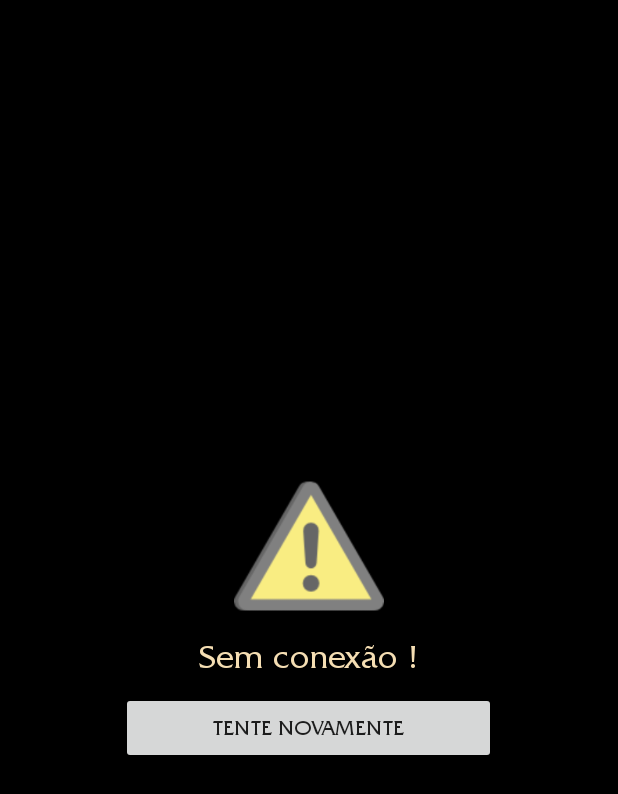
After one commit to wellyogui/LolGuide, an Android app: the NoConnection screen opened directly, with no data from a screen before it, on a phone screen of 412 x 824 dp. The commit adds this screen. Shown: the top 794 px of the screen. Run offline under Robolectric (Android 15) with nearby library versions, the phone set to English and light mode, and no system bars; our stand-ins replace ButterKnife.

Commit message:
Tela de sem conexão completa, salvando skin completa, falta alterar as fontes das Strings e TextViews

```diff
--- a/app/build.gradle
+++ b/app/build.gradle
@@ -44,6 +44,8 @@ dependencies {
     compile 'com.android.support:appcompat-v7:25.1.0'
     compile 'com.android.support:support-v4:25.1.0'
     compile 'com.android.support.constraint:constraint-layout:1.0.0-beta4'
+    compile 'com.google.firebase:firebase-messaging:10.0.1'
+    compile 'junit:junit:4.12'
     testCompile 'junit:junit:4.12'
 }
 
--- a/app/src/main/java/com/example/wellington/lolguide/view/ui/MainActivity.java
+++ b/app/src/main/java/com/example/wellington/lolguide/view/ui/MainActivity.java
@@ -1,6 +1,7 @@
 package com.example.wellington.lolguide.view.ui;
 
 import android.content.Intent;
+import android.graphics.Typeface;
 import android.os.Bundle;
 import android.support.design.widget.TabLayout;
 import android.support.v4.app.ActivityOptionsCompat;
@@ -62,6 +63,8 @@ public class MainActivity extends AppCompatActivity implements SearchView.OnQuer
 
         setTabs();
 
+        Typeface type = Typeface.createFromAsset(getAssets(), "fonts/FrizQuadrata.ttf");
+
         fab.setOnMenuButtonClickListener(new View.OnClickListener() {
             @Override
             public void onClick(View v) {
@@ -79,7 +82,7 @@ public class MainActivity extends AppCompatActivity implements SearchView.OnQuer
             }
         });
 
-        mAdView = (AdView) findViewById(R.id.adView);
+        mAdView = (AdView) findViewById(R.id.adViewSkin);
         AdRequest adRequest = new AdRequest.Builder().build();
         mAdView.loadAd(adRequest);
     }
@@ -204,7 +207,6 @@ public class MainActivity extends AppCompatActivity implements SearchView.OnQuer
 
         searchView.setQueryHint(getResources().getString(R.string.hintSearchMess));
 
-
         searchView.setOnQueryTextListener(this);
 
         searchView.setOnSearchClickListener(new View.OnClickListener() {
--- /dev/null
+++ b/app/src/main/java/com/example/wellington/lolguide/view/ui/NoConnection.java
@@ -0,0 +1,65 @@
+package com.example.wellington.lolguide.view.ui;
+
+import android.content.Context;
+import android.content.Intent;
+import android.graphics.Typeface;
+import android.net.ConnectivityManager;
+import android.net.NetworkInfo;
+import android.os.Bundle;
+import android.support.v7.app.AppCompatActivity;
+import android.widget.Button;
+import android.widget.TextView;
+import android.widget.Toast;
+
+import com.example.wellington.lolguide.R;
+import com.example.wellington.lolguide.view.ui.fragment.ChampionFragment;
+
+import butterknife.Bind;
+import butterknife.ButterKnife;
+import butterknife.OnClick;
+
+
+public class NoConnection extends AppCompatActivity {
+
+    @Bind(R.id.tvWarning)
+    TextView tvWarning;
+    @Bind(R.id.btnTryAgain)
+    Button btn;
+
+    @Override
+    protected void onCreate(Bundle savedInstanceState) {
+        super.onCreate(savedInstanceState);
+        setContentView(R.layout.activity_no_connection);
+        ButterKnife.bind(this);
+
+        Typeface type = Typeface.createFromAsset(getAssets(), "fonts/FrizQuadrata.ttf");
+        tvWarning.setTypeface(type);
+
+        btn.setTypeface(type);
+
+    }
+
+    public void getConnection() {
+        ConnectivityManager cm = (ConnectivityManager) getSystemService(Context.CONNECTIVITY_SERVICE);
+        NetworkInfo ni = cm.getActiveNetworkInfo();
+
+        if (ni == null) {
+            Toast.makeText(getApplicationContext(), "Sem Conexão", Toast.LENGTH_LONG).show();
+        } else {
+            Intent intent = new Intent(getApplicationContext(), MainActivity.class);
+            startActivityForResult(intent, RESULT_OK);
+            finish();
+        }
+
+    }
+
+
+    @OnClick(R.id.btnTryAgain)
+    public void onRetryClick() {
+
+        getConnection();
+
+
+    }
+
+}
--- /dev/null
+++ b/app/src/main/res/layout/activity_no_connection.xml
@@ -0,0 +1,42 @@
+<?xml version="1.0" encoding="utf-8"?>
+<RelativeLayout xmlns:android="http://schemas.android.com/apk/res/android"
+    xmlns:app="http://schemas.android.com/apk/res-auto"
+    xmlns:tools="http://schemas.android.com/tools"
+    android:layout_width="match_parent"
+    android:layout_height="match_parent"
+    android:background="#000000"
+    tools:context="com.example.wellington.lolguide.view.ui.NoConnection">
+
+    <LinearLayout
+        android:layout_width="match_parent"
+        android:layout_height="match_parent"
+        android:gravity="center"
+        android:orientation="vertical">
+
+        <ImageView
+            android:layout_width="100dp"
+            android:layout_height="100dp"
+            android:layout_gravity="center"
+            android:src="@drawable/ic_warning" />
+
+        <TextView
+            android:id="@+id/tvWarning"
+            android:layout_height="wrap_content"
+            android:layout_width="wrap_content"
+            android:layout_gravity="center"
+            android:layout_marginTop="10dp"
+            android:textColor="@color/whiteFont"
+            android:text="Sem conexão !"
+            android:textAlignment="center"
+            android:textAppearance="?android:attr/textAppearanceLarge" />
+
+        <Button
+            android:id="@+id/btnTryAgain"
+            android:layout_height="wrap_content"
+            android:layout_width="250dp"
+            android:layout_marginTop="10dp"
+            android:text="Tente Novamente" />
+
+    </LinearLayout>
+
+</RelativeLayout>
--- a/app/src/main/res/layout/activity_splash_screen.xml
+++ b/app/src/main/res/layout/activity_splash_screen.xml
@@ -14,6 +14,7 @@
         android:scaleType="centerCrop"/>
 
     <TextView
+        android:id="@+id/tvRX"
         android:layout_width="wrap_content"
         android:layout_height="wrap_content"
         android:text="RXILHA"
--- a/app/src/main/res/layout/fragment_champion.xml
+++ b/app/src/main/res/layout/fragment_champion.xml
@@ -31,4 +31,6 @@
         android:paddingTop="10dp" />
 
 
+
+
 </RelativeLayout>
--- a/app/src/main/res/values/strings.xml
+++ b/app/src/main/res/values/strings.xml
@@ -11,8 +11,10 @@
     <string name="level" formatted="false">LEVEL: %d</string>
     <string name="idIntersticialAd">ca-app-pub-6154983735780202/4214097174</string>
     <string name="idBannerAd">ca-app-pub-6154983735780202/6365154774</string>
+    <string name="idBannerSkin">ca-app-pub-6154983735780202/9282131576</string>
     <string name="hintSearchMess">Buscar</string>
     <string name="my_skin">Skin</string>
     <string name="share_using">Compartilhar com ...</string>
+    <string name="OverView">OverView</string>
 
 </resources>
```
Also changed, not shown: app/src/main/AndroidManifest.xml (+6 -4 lines), app/src/main/java/com/example/wellington/lolguide/SplashScreen.java (+9 -0 lines), app/src/main/java/com/example/wellington/lolguide/view/adapter/MainAdapter.java (+7 -0 lines), app/src/main/java/com/example/wellington/lolguide/view/ui/details/ChampionDetail.java (+10 -5 lines), app/src/main/java/com/example/wellington/lolguide/view/ui/details/fragment/SkinSaver.java (+20 -15 lines), app/src/main/java/com/example/wellington/lolguide/view/ui/fragment/ChampionFragment.java (+14 -1 lines), app/src/main/res/layout/activity_main.xml (+4 -3 lines), app/src/main/res/layout/activity_skin_saver.xml (+10 -6 lines), app/src/main/assets/fonts/FrizQuadrata.ttf (added), app/src/main/lg_main-web.png (added), app/src/main/res/drawable/failed.png (added), app/src/main/res/drawable/ic_warning.png (added), app/src/main/res/drawable/noconnectionbg.jpg (added), 1 other file.
